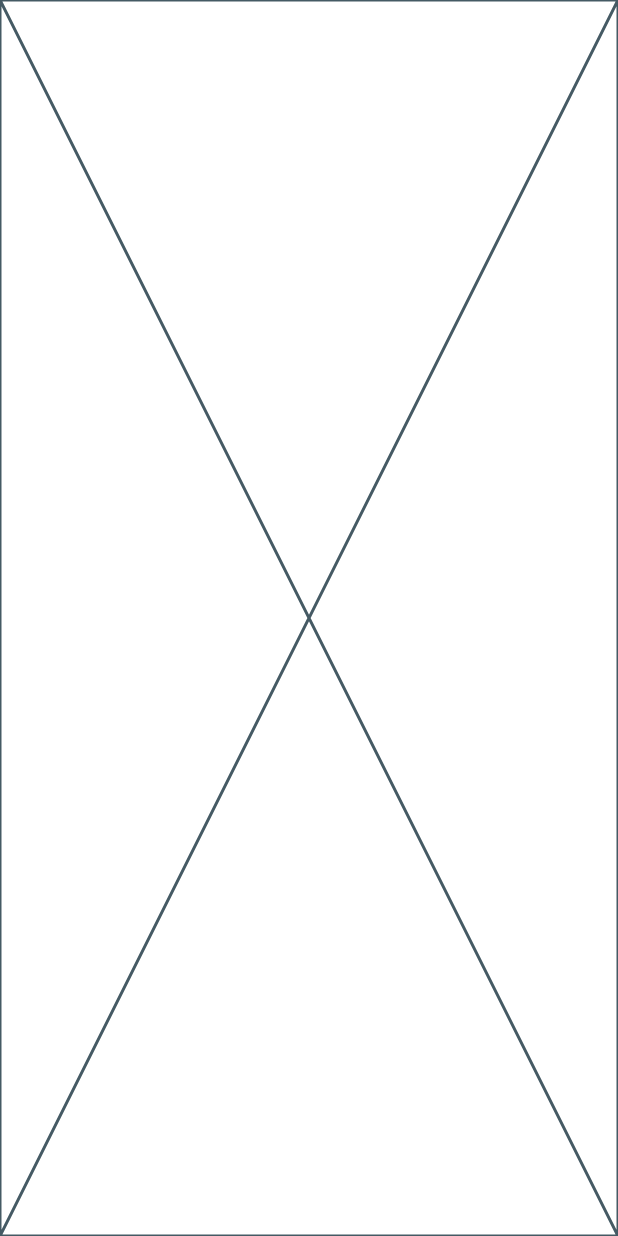
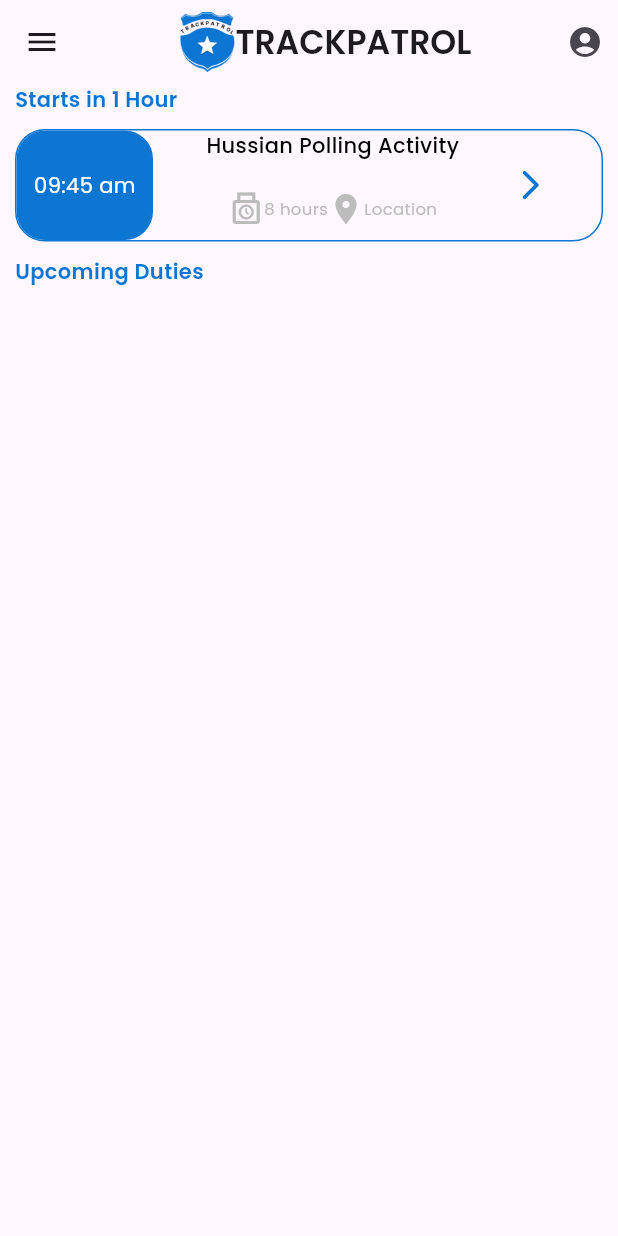
Before and after one commit to Kavach-Proxymorons/TrackPatrol-App, a Flutter app: the screen it shows after launch, on a phone screen of 412 x 824 dp. Run offline on Flutter 3.47's test engine with Material 2 defaults, Android fonts, the phone set to English and light mode, and no system bars; our stand-ins replace google_fonts.

Commit message:
duty card widget init

```diff
--- a/lib/main.dart
+++ b/lib/main.dart
@@ -16,6 +16,9 @@ class _MyAppState extends State<MyApp> {
   @override
   Widget build(BuildContext context) {
     return MaterialApp(
+      theme: ThemeData(
+        useMaterial3: true,
+      ),
       debugShowCheckedModeBanner: false,
       initialRoute: '/duties',
       routes: {
--- a/lib/screens/dutiesPage.dart
+++ b/lib/screens/dutiesPage.dart
@@ -1,4 +1,5 @@
 import 'package:flutter/material.dart';
+import 'package:google_fonts/google_fonts.dart';
 
 class DutiesPage extends StatefulWidget {
   const DutiesPage({super.key});
@@ -10,6 +11,129 @@ class DutiesPage extends StatefulWidget {
 class _DutiesPageState extends State<DutiesPage> {
   @override
   Widget build(BuildContext context) {
+    return Scaffold(
+      appBar: AppBar(
+        leading: Icon(Icons.menu),
+        actions: const [
+          Icon(Icons.account_circle_rounded),
+          SizedBox(
+            width: 10,
+          )
+        ],
+        title: Row(
+          mainAxisAlignment: MainAxisAlignment.center,
+          children: [
+            Image.asset('images/logo.png', height: 40),
+            Text('TRACKPATROL',
+                style: GoogleFonts.poppins(fontWeight: FontWeight.w600)),
+          ],
+        ),
+      ),
+      body: SingleChildScrollView(
+        child: Padding(
+          padding: EdgeInsets.only(left: 10, right: 10),
+          child: Column(
+            crossAxisAlignment: CrossAxisAlignment.start,
+            children: <Widget>[
+              Text(
+                'Starts in 1 Hour',
+                style: GoogleFonts.poppins(
+                  fontWeight: FontWeight.w600,
+                  color: Color(0xff0D76D3),
+                ),
+              ),
+              SizedBox(
+                height: 10,
+              ),
+              Container(
+                height: 75,
+                width: double.infinity,
+                decoration: BoxDecoration(
+                    border: Border.all(color: Color(0xff0D76D3)),
+                    borderRadius: BorderRadius.circular(20)),
+                child: Row(
+                  mainAxisAlignment: MainAxisAlignment.spaceBetween,
+                  children: [
+                    Container(
+                      decoration: BoxDecoration(
+                          color: Color(0xff0D76D3),
+                          border: Border.all(color: Color(0xff0D76D3)),
+                          borderRadius: BorderRadius.circular(19)),
+                      height: 75,
+                      width: 91,
+                      child: Center(
+                        child: Text(
+                          "09:45 am",
+                          style: GoogleFonts.poppins(color: Colors.white),
+                        ),
+                      ),
+                    ),
+                    Column(
+                      crossAxisAlignment: CrossAxisAlignment.center,
+                      children: <Widget>[
+                        Text(
+                          'Hussian Polling Activity',
+                          style: GoogleFonts.poppins(
+                              fontWeight: FontWeight.w500, color: Colors.black),
+                        ),
+                        SizedBox(
+                          height: 20,
+                        ),
+                        Row(
+                          children: <Widget>[
+                            Icon(
+                              Icons.punch_clock_outlined,
+                              color: Color(0xffBCBCBC),
+                            ),
+                            Text(
+                              '8 hours',
+                              style: GoogleFonts.poppins(
+                                  color: Color(0xffBCBCBC), fontSize: 11),
+                            ),
+                            Icon(
+                              Icons.location_on,
+                              color: Color(0xffBCBCBC),
+                            ),
+                            Text(
+                              'Location',
+                              style: GoogleFonts.poppins(
+                                  color: Color(0xffBCBCBC), fontSize: 11),
+                            )
+                          ],
+                        )
+                      ],
+                    ),
+                    Icon(
+                      Icons.arrow_forward_ios_rounded,
+                      color: Color(0xff0d76d3),
+                    ),
+                    SizedBox(),
+                  ],
+                ),
+              ),
+              SizedBox(
+                height: 10,
+              ),
+              Text(
+                'Upcoming Duties',
+                style: GoogleFonts.poppins(
+                  fontWeight: FontWeight.w600,
+                  color: Color(0xff0D76D3),
+                ),
+              ),
+            ],
+          ),
+        ),
+      ),
+    );
+  }
+}
+
+class DutyCard extends StatelessWidget {
+  const DutyCard({super.key});
+
+  @override
+  Widget build(BuildContext context) {
     return const Placeholder();
   }
 }
```
Also changed, not shown: pubspec.yaml (+4 -3 lines), images/logo.png (added), lib/auth_services/register.dart (deleted), lib/screens/registerScreen.dart (deleted), pubspec.lock, 1 other file.
